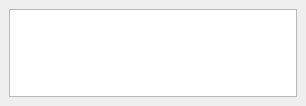
The window that main_window.ui (NS2LPS/mmr3) describes before a commit, drawn with Qt 5.
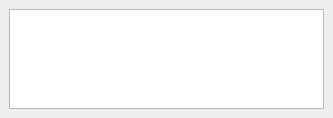
The same window after the commit.

```diff
--- a/main_window.ui
+++ b/main_window.ui
@@ -6,8 +6,8 @@
    <rect>
     <x>0</x>
     <y>0</y>
-    <width>306</width>
-    <height>106</height>
+    <width>333</width>
+    <height>118</height>
    </rect>
   </property>
   <property name="windowTitle">
```
